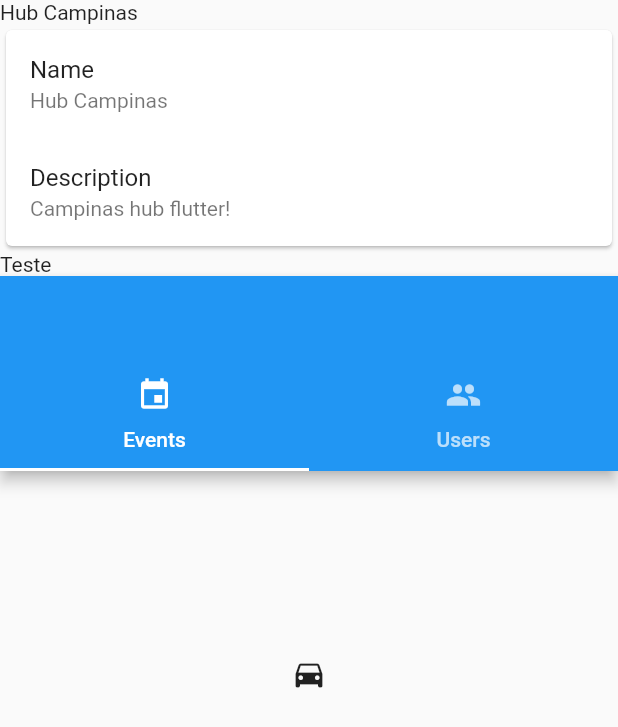
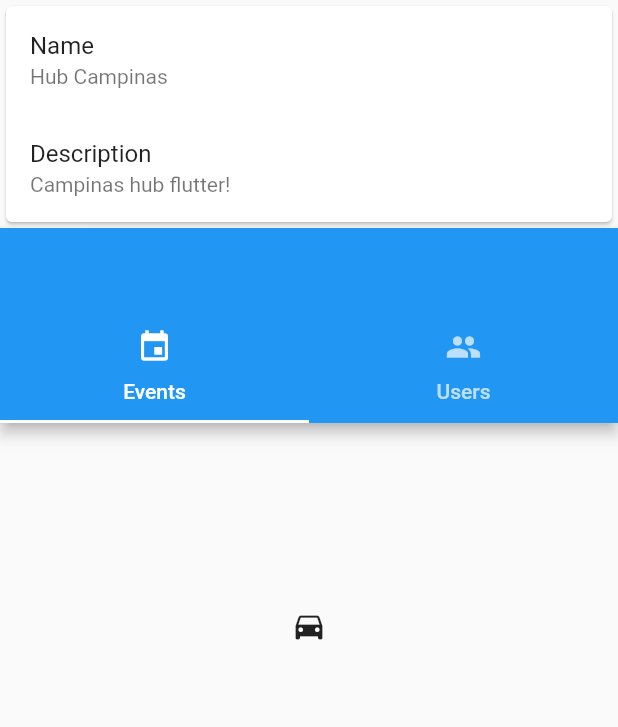
Before and after one commit to BrunoEleodoro/FlutterHackathon19, a Flutter app: the screen it shows after launch, on a phone screen of 412 x 824 dp. Shown: the top 727 px of the screen. Run offline on Flutter 3.47's test engine with Material 2 defaults, Android fonts, the phone set to English and light mode, and no system bars; our stand-ins replace google_maps_flutter; network calls fail.

Commit message:
Removed old wedgets.

```diff
--- a/lib/pages/hub_profile_page.dart
+++ b/lib/pages/hub_profile_page.dart
@@ -25,14 +25,12 @@ class HubProfilePageState extends State<HubProfilePage> {
     return new Scaffold(
       body: ListView(children: <Widget>[
         Image.network(hub.photoUrl),
-        Text(hub.name),
         Card(child: Column(
           children: <Widget>[
             ListTile(title: Text("Name"), subtitle: Text(hub.name),),
             ListTile(title: Text("Description"), subtitle: Text(hub.description),)
           ],
         )),
-        Text("Teste"),
         Container(
           height: 400,
             child: UsersComponent())
```
